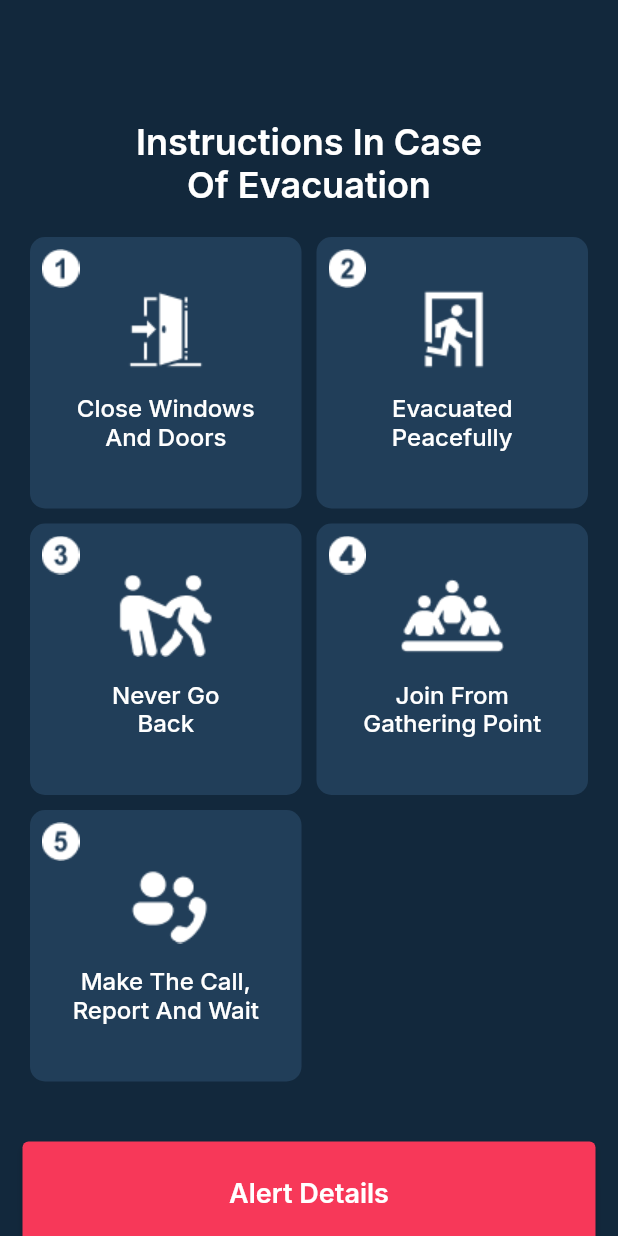
After one commit to Adil01012000/Education_Alert_Mobile, a Flutter app: the AlertsIncendie screen opened directly, on a phone screen of 412 x 824 dp. The commit adds this screen. Run offline on Flutter 3.47's test engine with Material 2 defaults, Android fonts, the phone set to English and light mode, and no system bars; our stand-ins replace google_fonts.

Commit message:
Developed multiple alerts screens

```diff
--- /dev/null
+++ b/lib/alerts_incendie.dart
@@ -0,0 +1,303 @@
+import 'package:flutter/material.dart';
+import 'package:google_fonts/google_fonts.dart';
+
+class AlertsIncendie extends StatefulWidget {
+  const AlertsIncendie({Key? key}) : super(key: key);
+
+  @override
+  State<AlertsIncendie> createState() => _AlertsIncendieState();
+}
+
+class _AlertsIncendieState extends State<AlertsIncendie> {
+  @override
+  Widget build(BuildContext context) {
+    return Scaffold(
+      backgroundColor: const Color(0xFF12283C),
+      body: SingleChildScrollView(
+        child: Center(
+          child: Padding(
+            padding: const EdgeInsets.fromLTRB(0, 80, 0, 0),
+            child: Column(
+              mainAxisAlignment: MainAxisAlignment.start,
+              children: [
+                Text(
+                  'Instructions In Case',
+                  style: GoogleFonts.inter(
+                    textStyle: const TextStyle(
+                      color: Colors.white,
+                      fontWeight: FontWeight.w600,
+                      fontSize: 24,
+                    ),
+                  ),
+                ),
+                Text(
+                  'Of Evacuation',
+                  style: GoogleFonts.inter(
+                    textStyle: const TextStyle(
+                      color: Colors.white,
+                      fontWeight: FontWeight.w600,
+                      fontSize: 24,
+                    ),
+                  ),
+                ),
+                GridView.count(
+                  shrinkWrap: true,
+                  primary: false,
+                  padding: const EdgeInsets.all(20),
+                  crossAxisSpacing: 10,
+                  mainAxisSpacing: 10,
+                  crossAxisCount: 2,
+                  children: <Widget>[
+                    Container(
+                      padding: EdgeInsets.all(8),
+                      decoration: BoxDecoration(
+                        color: Color.fromARGB(255, 33, 62, 89),
+                        borderRadius: BorderRadius.circular(10),
+                      ),
+                      child: Column(
+                        children: [
+                          Row(
+                            children: [
+                              Image.asset(
+                                'assets/images/one.png',
+                              ),
+                            ],
+                          ),
+                          Image.asset(
+                            'assets/images/alerts_incendie_door.png',
+                          ),
+                          Padding(
+                            padding: const EdgeInsets.fromLTRB(0, 15, 0, 0),
+                            child: Text(
+                              'Close Windows',
+                              style: GoogleFonts.inter(
+                                textStyle: const TextStyle(
+                                  color: Colors.white,
+                                  fontWeight: FontWeight.w500,
+                                  fontSize: 16,
+                                ),
+                              ),
+                            ),
+                          ),
+                          Text(
+                            'And Doors',
+                            style: GoogleFonts.inter(
+                              textStyle: const TextStyle(
+                                color: Colors.white,
+                                fontWeight: FontWeight.w500,
+                                fontSize: 16,
+                              ),
+                            ),
+                          ),
+                        ],
+                      ),
+                    ),
+                    Container(
+                      padding: EdgeInsets.all(8),
+                      decoration: BoxDecoration(
+                        color: Color.fromARGB(255, 33, 62, 89),
+                        borderRadius: BorderRadius.circular(10),
+                      ),
+                      child: Column(
+                        children: [
+                          Row(
+                            children: [
+                              Image.asset(
+                                'assets/images/two.png',
+                              ),
+                            ],
+                          ),
+                          Image.asset(
+                            'assets/images/alerts_incendie_evacuate.png',
+                          ),
+                          Padding(
+                            padding: const EdgeInsets.fromLTRB(0, 15, 0, 0),
+                            child: Text(
+                              'Evacuated',
+                              style: GoogleFonts.inter(
+                                textStyle: const TextStyle(
+                                  color: Colors.white,
+                                  fontWeight: FontWeight.w500,
+                                  fontSize: 16,
+                                ),
+                              ),
+                            ),
+                          ),
+                          Text(
+                            'Peacefully',
+                            style: GoogleFonts.inter(
+                              textStyle: const TextStyle(
+                                color: Colors.white,
+                                fontWeight: FontWeight.w500,
+                                fontSize: 16,
+                              ),
+                            ),
+                          ),
+                        ],
+                      ),
+                    ),
+                    Container(
+                      padding: EdgeInsets.all(8),
+                      decoration: BoxDecoration(
+                        color: Color.fromARGB(255, 33, 62, 89),
+                        borderRadius: BorderRadius.circular(10),
+                      ),
+                      child: Column(
+                        children: [
+                          Row(
+                            children: [
+                              Image.asset(
+                                'assets/images/three.png',
+                              ),
+                            ],
+                          ),
+                          Image.asset(
+                            'assets/images/alerts_incendie_never.png',
+                          ),
+                          Padding(
+                            padding: const EdgeInsets.fromLTRB(0, 15, 0, 0),
+                            child: Text(
+                              'Never Go',
+                              style: GoogleFonts.inter(
+                                textStyle: const TextStyle(
+                                  color: Colors.white,
+                                  fontWeight: FontWeight.w500,
+                                  fontSize: 16,
+                                ),
+                              ),
+                            ),
+                          ),
+                          Text(
+                            'Back',
+                            style: GoogleFonts.inter(
+                              textStyle: const TextStyle(
+                                color: Colors.white,
+                                fontWeight: FontWeight.w500,
+                                fontSize: 16,
+                              ),
+                            ),
+                          ),
+                        ],
+                      ),
+                    ),
+                    Container(
+                      padding: EdgeInsets.all(8),
+                      decoration: BoxDecoration(
+                        color: Color.fromARGB(255, 33, 62, 89),
+                        borderRadius: BorderRadius.circular(10),
+                      ),
+                      child: Column(
+                        children: [
+                          Row(
+                            children: [
+                              Image.asset(
+                                'assets/images/four.png',
+                              ),
+                            ],
+                          ),
+                          Image.asset(
+                            'assets/images/alerts_incendie_join.png',
+                          ),
+                          Padding(
+                            padding: const EdgeInsets.fromLTRB(0, 15, 0, 0),
+                            child: Text(
+                              'Join From',
+                              style: GoogleFonts.inter(
+                                textStyle: const TextStyle(
+                                  color: Colors.white,
+                                  fontWeight: FontWeight.w500,
+                                  fontSize: 16,
+                                ),
+                              ),
+                            ),
+                          ),
+                          Text(
+                            'Gathering Point',
+                            style: GoogleFonts.inter(
+                              textStyle: const TextStyle(
+                                color: Colors.white,
+                                fontWeight: FontWeight.w500,
+                                fontSize: 16,
+                              ),
+                            ),
+                          ),
+                        ],
+                      ),
+                    ),
+                    Container(
+                      padding: EdgeInsets.all(8),
+                      decoration: BoxDecoration(
+                        color: Color.fromARGB(255, 33, 62, 89),
+                        borderRadius: BorderRadius.circular(10),
+                      ),
+                      child: Column(
+                        children: [
+                          Row(
+                            children: [
+                              Image.asset(
+                                'assets/images/five.png',
+                              ),
+                            ],
+                          ),
+                          Image.asset(
+                            'assets/images/alerts_incendie_call.png',
+                          ),
+                          Padding(
+                            padding: const EdgeInsets.fromLTRB(0, 15, 0, 0),
+                            child: Text(
+                              'Make The Call,',
+                              style: GoogleFonts.inter(
+                                textStyle: const TextStyle(
+                                  color: Colors.white,
+                                  fontWeight: FontWeight.w500,
+                                  fontSize: 16,
+                                ),
+                              ),
+                            ),
+                          ),
+                          Text(
+                            'Report And Wait',
+                            style: GoogleFonts.inter(
+                              textStyle: const TextStyle(
+                                color: Colors.white,
+                                fontWeight: FontWeight.w500,
+                                fontSize: 16,
+                              ),
+                            ),
+                          ),
+                        ],
+                      ),
+                    ),
+                  ],
+                ),
+                Container(
+                  padding: const EdgeInsets.fromLTRB(15, 20, 15, 0),
+                  width: MediaQuery.of(context).size.width,
+                  height: 90,
+                  child: ElevatedButton(
+                    onPressed: () {},
+                    style: ButtonStyle(
+                      backgroundColor: MaterialStateProperty.all<Color>(
+                        const Color.fromARGB(255, 247, 56, 89),
+                      ),
+                    ),
+                    child: Text(
+                      'Alert Details',
+                      style: GoogleFonts.inter(
+                        textStyle: const TextStyle(
+                          color: Colors.white,
+                          fontWeight: FontWeight.w600,
+                          fontSize: 18,
+                        ),
+                      ),
+                    ),
+                  ),
+                ),
+              ],
+            ),
+          ),
+        ),
+      ),
+    );
+  }
+}
```
Also changed, not shown: lib/alerts.dart (added, +139 -0 lines), lib/alerts_attentat.dart (added, +231 -0 lines), lib/sign_up.dart (+32 -8 lines), lib/splash_screen.dart (+5 -2 lines), assets/images/alerts_attentat_alert.png (added), assets/images/alerts_attentat_escape.png (added), assets/images/alerts_attentat_hide.png (added), assets/images/alerts_attentat_resist.png (added), assets/images/alerts_incendie_call.png (added), assets/images/alerts_incendie_door.png (added), assets/images/alerts_incendie_evacuate.png (added), assets/images/alerts_incendie_join.png (added), assets/images/alerts_incendie_never.png (added), assets/images/five.png (added), 4 more files.
